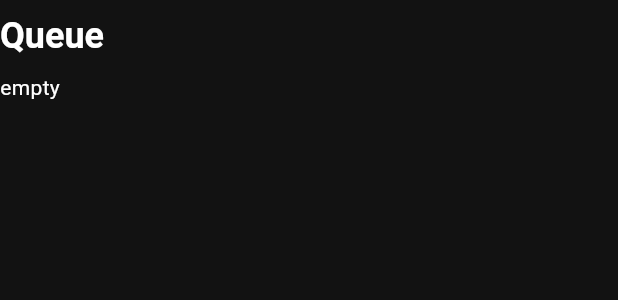
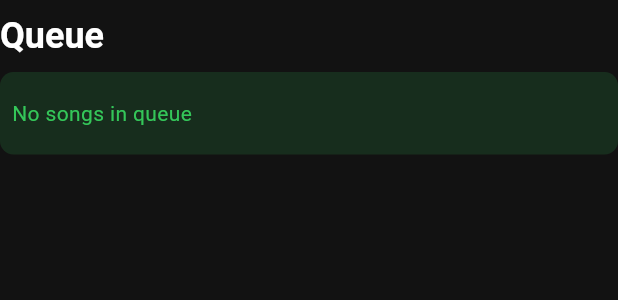
Before and after one commit to ignaciosica/queue, a Flutter app: the QueueTile widget shown alone on an empty page, opened directly, on a phone screen of 412 x 824 dp. Shown: the top 300 px of the screen. Run offline on Flutter 3.47's test engine with Material 2 defaults, Android fonts, the phone set to English and light mode, and no system bars; our stand-ins replace bloc, cached_network_image, cloud_firestore, equatable, firebase_auth, firebase_core and 8 more; missing offline and left inert: firebase_auth_platform_interface, flow_builder, spotify_sdk, workmanager; accounts and stored records are empty.

Commit message:
[#14] progress in background process
- Remove periodic calls to playerstate
- Remove access token from background process
- Hide nextUpWidget if queue is empty
- Display QueueWidget correctly if queue is empty

```diff
--- a/lib/root/widgets/queue_tile.dart
+++ b/lib/root/widgets/queue_tile.dart
@@ -21,7 +21,25 @@ class QueueTile extends StatelessWidget {
           pageSize: 10,
           query: RepositoryProvider.of<FirestoreRepository>(context).getQueueQuery(),
           shrinkWrap: true,
-          emptyBuilder: (context) => const Text('empty'),
+          emptyBuilder: (context) => Column(
+            children: [
+              Container(
+                decoration: BoxDecoration(
+                  color: Theme.of(context).colorScheme.primary.withOpacity(0.15),
+                  borderRadius: BorderRadius.circular(9),
+                ),
+                height: 55,
+                width: double.infinity,
+                child: Padding(
+                  padding: const EdgeInsets.all(8.0),
+                  child: Align(
+                      alignment: Alignment.centerLeft,
+                      child: Text('No songs in queue', style: TextStyle(color: Theme.of(context).colorScheme.primary))),
+                ),
+              ),
+              const SizedBox(height: 8),
+            ],
+          ),
           errorBuilder: (context, obj, st) => const Text('error'),
           itemBuilder: (context, snapshot) {
             Map<String, dynamic> json = snapshot.data();
```
Also changed, not shown: lib/main.dart (+11 -41 lines), lib/root/view/root_view.dart (+2 -6 lines), lib/root/widgets/next_up_tile.dart (+17 -12 lines).
